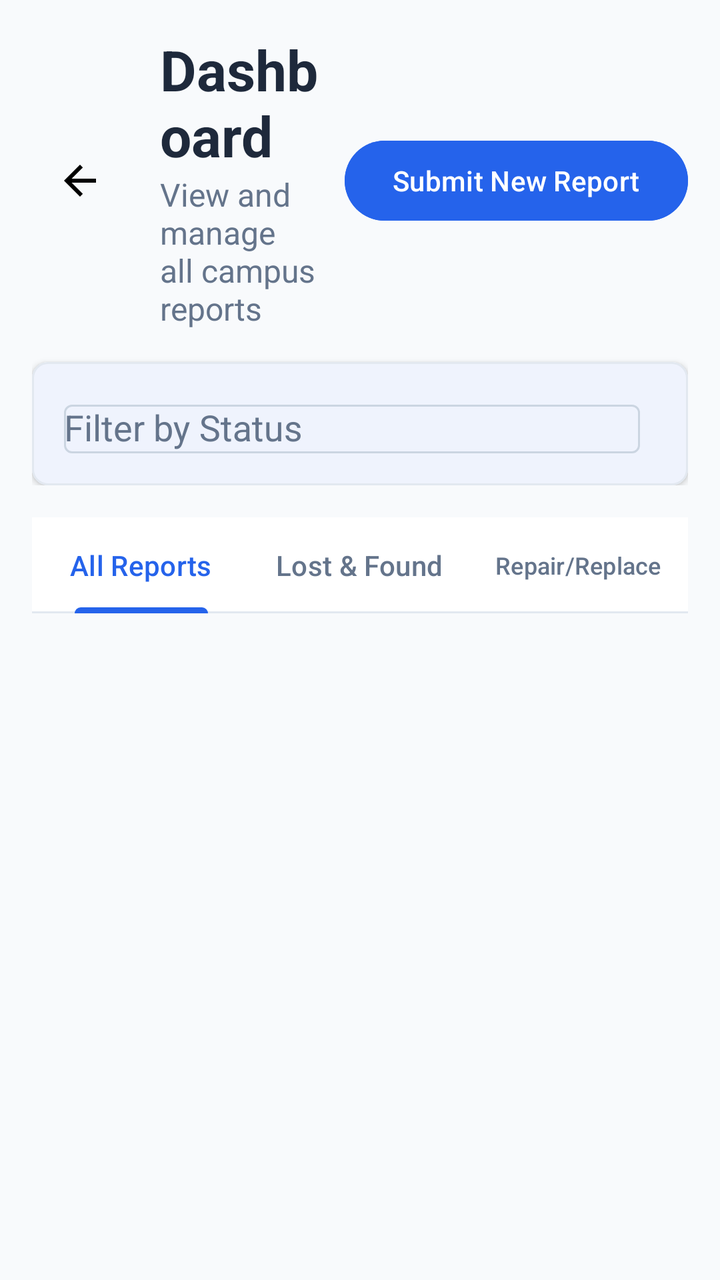
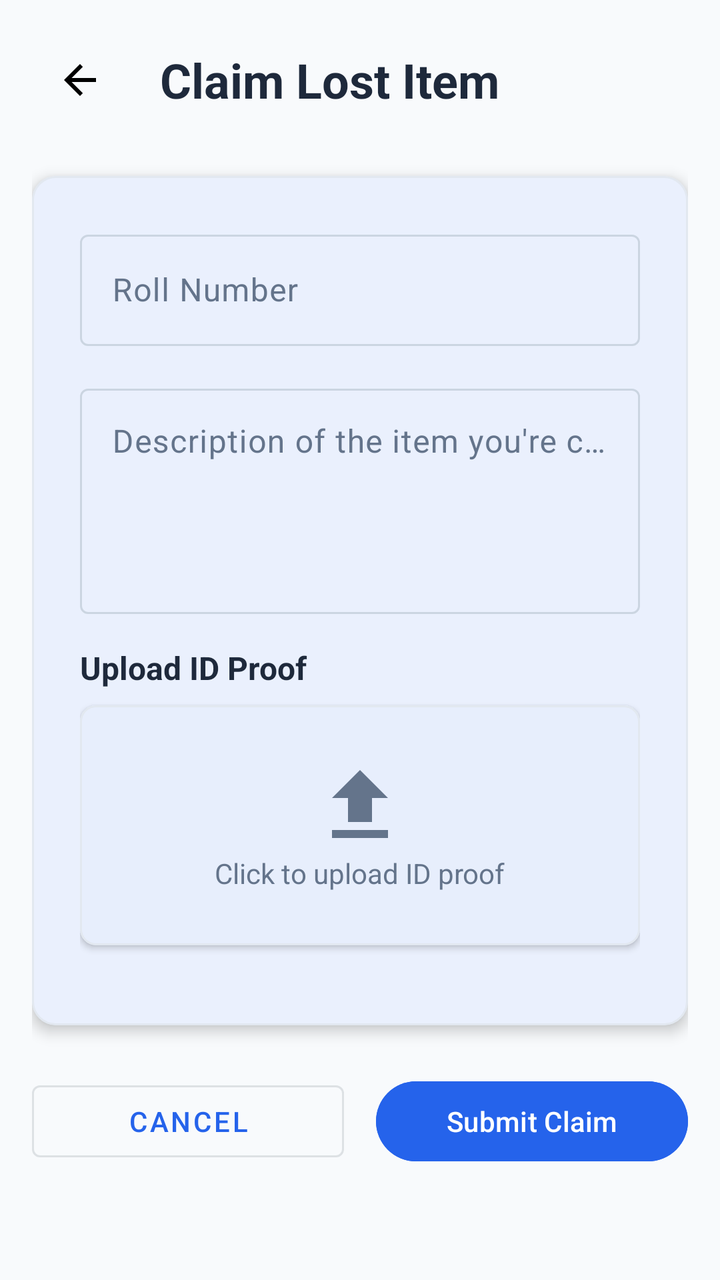

Screens rendered from an Android XML layout before and after an edit, with the pre-edit source and the edit as a unified diff.
<!-- AndroidManifest.xml: activity theme Theme.CampusCare.NoActionBar -->
<!-- res/layout/activity_claim_item.xml -->
<?xml version="1.0" encoding="utf-8"?>
<LinearLayout xmlns:android="http://schemas.android.com/apk/res/android"
    xmlns:app="http://schemas.android.com/apk/res-auto"
    android:layout_width="match_parent"
    android:layout_height="match_parent"
    android:background="@color/background"
    android:orientation="vertical">

    
    <LinearLayout
        android:layout_width="match_parent"
        android:layout_height="wrap_content"
        android:orientation="vertical"
        android:padding="16dp">

        <LinearLayout
            android:layout_width="match_parent"
            android:layout_height="wrap_content"
            android:orientation="horizontal"
            android:gravity="center_vertical">

            <ImageButton
                android:id="@+id/btnBack"
                android:layout_width="48dp"
                android:layout_height="48dp"
                android:background="?android:attr/selectableItemBackgroundBorderless"
                android:src="@drawable/ic_arrow_back" />

            <LinearLayout
                android:layout_width="0dp"
                android:layout_height="wrap_content"
                android:layout_weight="1"
                android:layout_marginStart="16dp"
                android:orientation="vertical">

                <TextView
                    android:layout_width="wrap_content"
                    android:layout_height="wrap_content"
                    android:text="Dashboard"
                    android:textSize="28sp"
                    android:textStyle="bold"
                    android:textColor="@color/text_primary" />

                <TextView
                    android:layout_width="wrap_content"
                    android:layout_height="wrap_content"
                    android:text="View and manage all campus reports"
                    android:textSize="16sp"
                    android:textColor="@color/text_secondary" />

            </LinearLayout>

            <com.google.android.material.button.MaterialButton
                android:id="@+id/btnSubmitNew"
                android:layout_width="wrap_content"
                android:layout_height="wrap_content"
                android:backgroundTint="@color/primary"
                android:text="Submit New Report" />

        </LinearLayout>

        
        <com.google.android.material.card.MaterialCardView
            android:layout_width="match_parent"
            android:layout_height="wrap_content"
            android:layout_marginTop="16dp"
            app:cardCornerRadius="8dp"
            app:cardElevation="2dp">

            <LinearLayout
                android:layout_width="match_parent"
                android:layout_height="wrap_content"
                android:orientation="horizontal"
                android:padding="16dp">

                <com.google.android.material.textfield.TextInputLayout
                    android:layout_width="0dp"
                    android:layout_height="wrap_content"
                    android:layout_weight="1"
                    android:layout_marginEnd="8dp"
                    style="@style/Widget.MaterialComponents.TextInputLayout.ExposedDropdownMenu">

                    <AutoCompleteTextView
                        android:id="@+id/spinnerStatus"
                        android:layout_width="match_parent"
                        android:layout_height="wrap_content"
                        android:hint="Filter by Status"
                        android:inputType="none" />

                </com.google.android.material.textfield.TextInputLayout>

            </LinearLayout>

        </com.google.android.material.card.MaterialCardView>

    </LinearLayout>

    
    <com.google.android.material.tabs.TabLayout
        android:id="@+id/tabLayout"
        android:layout_width="match_parent"
        android:layout_height="wrap_content"
        android:layout_marginHorizontal="16dp"
        app:tabGravity="fill"
        app:tabMode="fixed">

        <com.google.android.material.tabs.TabItem
            android:layout_width="wrap_content"
            android:layout_height="wrap_content"
            android:text="All Reports" />

        <com.google.android.material.tabs.TabItem
            android:layout_width="wrap_content"
            android:layout_height="wrap_content"
            android:text="Lost &amp; Found" />

        <com.google.android.material.tabs.TabItem
            android:layout_width="wrap_content"
            android:layout_height="wrap_content"
            android:text="Repair/Replace" />

    </com.google.android.material.tabs.TabLayout>

    
    <androidx.viewpager2.widget.ViewPager2
        android:id="@+id/viewPager"
        android:layout_width="match_parent"
        android:layout_height="0dp"
        android:layout_weight="1" />

</LinearLayout>
<!-- resources referenced by this layout -->
<resources>
  <color name="background">#F8FAFC</color>
  <color name="primary">#2563EB</color>
  <color name="text_primary">#1E293B</color>
  <color name="text_secondary">#64748B</color>
  <!-- drawable ic_arrow_back (drawable) -->
  <vector xmlns:android="http://schemas.android.com/apk/res/android"
      android:width="24dp"
      android:height="24dp"
      android:viewportWidth="24"
      android:viewportHeight="24">
      <path
          android:fillColor="@android:color/black"
          android:pathData="M20,11H7.83l5.59,-5.59L12,4l-8,8 8,8 1.41,-1.41L7.83,13H20v-2z"/>
  </vector>
  <style name="Theme.CampusCare.NoActionBar" parent="Theme.CampusCare">
          <item name="windowActionBar">false</item>
          <item name="windowNoTitle">true</item>
      </style>
  <style name="Theme.CampusCare" parent="Base.Theme.CampusCare" />
  <color name="md_theme_light_primary">#2563EB</color>
  <color name="md_theme_light_onPrimary">#FFFFFF</color>
  <color name="md_theme_light_primaryContainer">#DBEAFE</color>
  <color name="md_theme_light_onPrimaryContainer">#1E3A8A</color>
  <color name="md_theme_light_secondary">#DC2626</color>
  <color name="md_theme_light_onSecondary">#FFFFFF</color>
  <color name="md_theme_light_secondaryContainer">#FEE2E2</color>
  <color name="md_theme_light_onSecondaryContainer">#991B1B</color>
  <color name="md_theme_light_tertiary">#059669</color>
  <color name="md_theme_light_onTertiary">#FFFFFF</color>
  <color name="md_theme_light_tertiaryContainer">#D1FAE5</color>
  <color name="md_theme_light_onTertiaryContainer">#064E3B</color>
  <color name="md_theme_light_error">#DC2626</color>
  <color name="md_theme_light_onError">#FFFFFF</color>
  <color name="md_theme_light_errorContainer">#FEE2E2</color>
  <color name="md_theme_light_onErrorContainer">#991B1B</color>
  <color name="md_theme_light_background">#F8FAFC</color>
  <color name="md_theme_light_onBackground">#1E293B</color>
  <color name="md_theme_light_surface">#FFFFFF</color>
  <color name="md_theme_light_onSurface">#1E293B</color>
  <color name="md_theme_light_surfaceVariant">#F1F5F9</color>
  <color name="md_theme_light_onSurfaceVariant">#64748B</color>
  <color name="md_theme_light_outline">#CBD5E1</color>
  <color name="md_theme_light_outlineVariant">#E2E8F0</color>
  <color name="md_theme_light_inverseSurface">#1E293B</color>
  <color name="md_theme_light_inverseOnSurface">#F8FAFC</color>
  <color name="md_theme_light_inversePrimary">#93C5FD</color>
  <!-- unchanged entries left out for length: 1 -->
</resources>

<!-- the commit's change to res/layout/activity_claim_item.xml (unified diff, before → after) -->
@@ -1,23 +1,23 @@
 <?xml version="1.0" encoding="utf-8"?>
-<LinearLayout xmlns:android="http://schemas.android.com/apk/res/android"
+<ScrollView xmlns:android="http://schemas.android.com/apk/res/android"
     xmlns:app="http://schemas.android.com/apk/res-auto"
     android:layout_width="match_parent"
     android:layout_height="match_parent"
-    android:background="@color/background"
-    android:orientation="vertical">
+    android:background="@color/background">
 
-    
     <LinearLayout
         android:layout_width="match_parent"
         android:layout_height="wrap_content"
         android:orientation="vertical"
         android:padding="16dp">
 
+        
         <LinearLayout
             android:layout_width="match_parent"
             android:layout_height="wrap_content"
             android:orientation="horizontal"
-            android:gravity="center_vertical">
+            android:gravity="center_vertical"
+            android:layout_marginBottom="24dp">
 
             <ImageButton
                 android:id="@+id/btnBack"
@@ -26,36 +26,16 @@
                 android:background="?android:attr/selectableItemBackgroundBorderless"
                 android:src="@drawable/ic_arrow_back" />
 
-            <LinearLayout
+            <TextView
+                android:id="@+id/tvItemTitle"
                 android:layout_width="0dp"
                 android:layout_height="wrap_content"
                 android:layout_weight="1"
-                android:layout_marginStart="16dp"
-                android:orientation="vertical">
-
-                <TextView
-                    android:layout_width="wrap_content"
-                    android:layout_height="wrap_content"
-                    android:text="Dashboard"
-                    android:textSize="28sp"
-                    android:textStyle="bold"
-                    android:textColor="@color/text_primary" />
-
-                <TextView
-                    android:layout_width="wrap_content"
-                    android:layout_height="wrap_content"
-                    android:text="View and manage all campus reports"
-                    android:textSize="16sp"
-                    android:textColor="@color/text_secondary" />
-
-            </LinearLayout>
-
-            <com.google.android.material.button.MaterialButton
-                android:id="@+id/btnSubmitNew"
-                android:layout_width="wrap_content"
-                android:layout_height="wrap_content"
-                android:backgroundTint="@color/primary"
-                android:text="Submit New Report" />
+                android:text="Claim Lost Item"
+                android:textSize="24sp"
+                android:textStyle="bold"
+                android:textColor="@color/text_primary"
+                android:layout_marginStart="16dp" />
 
         </LinearLayout>
 
@@ -63,69 +43,137 @@
         <com.google.android.material.card.MaterialCardView
             android:layout_width="match_parent"
             android:layout_height="wrap_content"
-            android:layout_marginTop="16dp"
-            app:cardCornerRadius="8dp"
-            app:cardElevation="2dp">
+            app:cardCornerRadius="12dp"
+            app:cardElevation="4dp">
 
             <LinearLayout
                 android:layout_width="match_parent"
                 android:layout_height="wrap_content"
-                android:orientation="horizontal"
-                android:padding="16dp">
+                android:orientation="vertical"
+                android:padding="24dp">
 
+                
                 <com.google.android.material.textfield.TextInputLayout
-                    android:layout_width="0dp"
+                    android:layout_width="match_parent"
                     android:layout_height="wrap_content"
-                    android:layout_weight="1"
-                    android:layout_marginEnd="8dp"
-                    style="@style/Widget.MaterialComponents.TextInputLayout.ExposedDropdownMenu">
+                    android:layout_marginBottom="16dp">
 
-                    <AutoCompleteTextView
-                        android:id="@+id/spinnerStatus"
+                    <com.google.android.material.textfield.TextInputEditText
+                        android:id="@+id/etRollNumber"
                         android:layout_width="match_parent"
                         android:layout_height="wrap_content"
-                        android:hint="Filter by Status"
-                        android:inputType="none" />
+                        android:hint="Roll Number"
+                        android:inputType="text" />
 
                 </com.google.android.material.textfield.TextInputLayout>
+
+                
+                <com.google.android.material.textfield.TextInputLayout
+                    android:layout_width="match_parent"
+                    android:layout_height="wrap_content"
+                    android:layout_marginBottom="16dp">
+
+                    <com.google.android.material.textfield.TextInputEditText
+                        android:id="@+id/etDescription"
+                        android:layout_width="match_parent"
+                        android:layout_height="wrap_content"
+                        android:hint="Description of the item you're claiming"
+                        android:inputType="textMultiLine"
+                        android:lines="4"
+                        android:gravity="top" />
+
+                </com.google.android.material.textfield.TextInputLayout>
+
+                
+                <TextView
+                    android:layout_width="wrap_content"
+                    android:layout_height="wrap_content"
+                    android:text="Upload ID Proof"
+                    android:textSize="16sp"
+                    android:textStyle="bold"
+                    android:textColor="@color/text_primary"
+                    android:layout_marginBottom="8dp" />
+
+                <com.google.android.material.card.MaterialCardView
+                    android:id="@+id/cardIdUpload"
+                    android:layout_width="match_parent"
+                    android:layout_height="120dp"
+                    android:layout_marginBottom="16dp"
+                    app:cardCornerRadius="8dp"
+                    app:cardElevation="2dp"
+                    android:clickable="true"
+                    android:focusable="true"
+                    android:foreground="?android:attr/selectableItemBackground">
+
+                    <FrameLayout
+                        android:layout_width="match_parent"
+                        android:layout_height="match_parent">
+
+                        <LinearLayout
+                            android:id="@+id/layoutUploadPrompt"
+                            android:layout_width="wrap_content"
+                            android:layout_height="wrap_content"
+                            android:layout_gravity="center"
+                            android:gravity="center"
+                            android:orientation="vertical">
+
+                            <ImageView
+                                android:layout_width="48dp"
+                                android:layout_height="48dp"
+                                android:src="@drawable/ic_upload"
+                                android:tint="@color/text_secondary" />
+
+                            <TextView
+                                android:layout_width="wrap_content"
+                                android:layout_height="wrap_content"
+                                android:text="Click to upload ID proof"
+                                android:textColor="@color/text_secondary"
+                                android:textSize="14sp" />
+
+                        </LinearLayout>
+
+                        <ImageView
+                            android:id="@+id/ivIdPreview"
+                            android:layout_width="match_parent"
+                            android:layout_height="match_parent"
+                            android:scaleType="centerCrop"
+                            android:visibility="gone" />
+
+                    </FrameLayout>
+
+                </com.google.android.material.card.MaterialCardView>
 
             </LinearLayout>
 
         </com.google.android.material.card.MaterialCardView>
 
+        
+        <LinearLayout
+            android:layout_width="match_parent"
+            android:layout_height="wrap_content"
+            android:orientation="horizontal"
+            android:layout_marginTop="24dp">
+
+            <com.google.android.material.button.MaterialButton
+                android:id="@+id/btnCancel"
+                style="@style/Widget.MaterialComponents.Button.OutlinedButton"
+                android:layout_width="0dp"
+                android:layout_height="wrap_content"
+                android:layout_weight="1"
+                android:layout_marginEnd="8dp"
+                android:text="Cancel" />
+
+            <com.google.android.material.button.MaterialButton
+                android:id="@+id/btnSubmit"
+                android:layout_width="0dp"
+                android:layout_height="wrap_content"
+                android:layout_weight="1"
+                android:layout_marginStart="8dp"
+                android:backgroundTint="@color/primary"
+                android:text="Submit Claim" />
+
+        </LinearLayout>
+
     </LinearLayout>
 
-    
-    <com.google.android.material.tabs.TabLayout
-        android:id="@+id/tabLayout"
-        android:layout_width="match_parent"
-        android:layout_height="wrap_content"
-        android:layout_marginHorizontal="16dp"
-        app:tabGravity="fill"
-        app:tabMode="fixed">
-
-        <com.google.android.material.tabs.TabItem
-            android:layout_width="wrap_content"
-            android:layout_height="wrap_content"
-            android:text="All Reports" />
-
-        <com.google.android.material.tabs.TabItem
-            android:layout_width="wrap_content"
-            android:layout_height="wrap_content"
-            android:text="Lost &amp; Found" />
-
-        <com.google.android.material.tabs.TabItem
-            android:layout_width="wrap_content"
-            android:layout_height="wrap_content"
-            android:text="Repair/Replace" />
-
-    </com.google.android.material.tabs.TabLayout>
-
-    
-    <androidx.viewpager2.widget.ViewPager2
-        android:id="@+id/viewPager"
-        android:layout_width="match_parent"
-        android:layout_height="0dp"
-        android:layout_weight="1" />
-
-</LinearLayout>
+</ScrollView>
<!-- resource entries referenced after the edit -->
@@ -13,6 +13,16 @@
       <path
           android:fillColor="@android:color/black"
           android:pathData="M20,11H7.83l5.59,-5.59L12,4l-8,8 8,8 1.41,-1.41L7.83,13H20v-2z"/>
+  </vector>
+  <!-- drawable ic_upload (drawable) -->
+  <vector xmlns:android="http://schemas.android.com/apk/res/android"
+      android:width="24dp"
+      android:height="24dp"
+      android:viewportWidth="24"
+      android:viewportHeight="24">
+      <path
+          android:fillColor="@android:color/black"
+          android:pathData="M9,16h6v-6h4l-7,-7 -7,7h4zM5,18h14v2H5z"/>
   </vector>
   <style name="Theme.CampusCare.NoActionBar" parent="Theme.CampusCare">
           <item name="windowActionBar">false</item>
